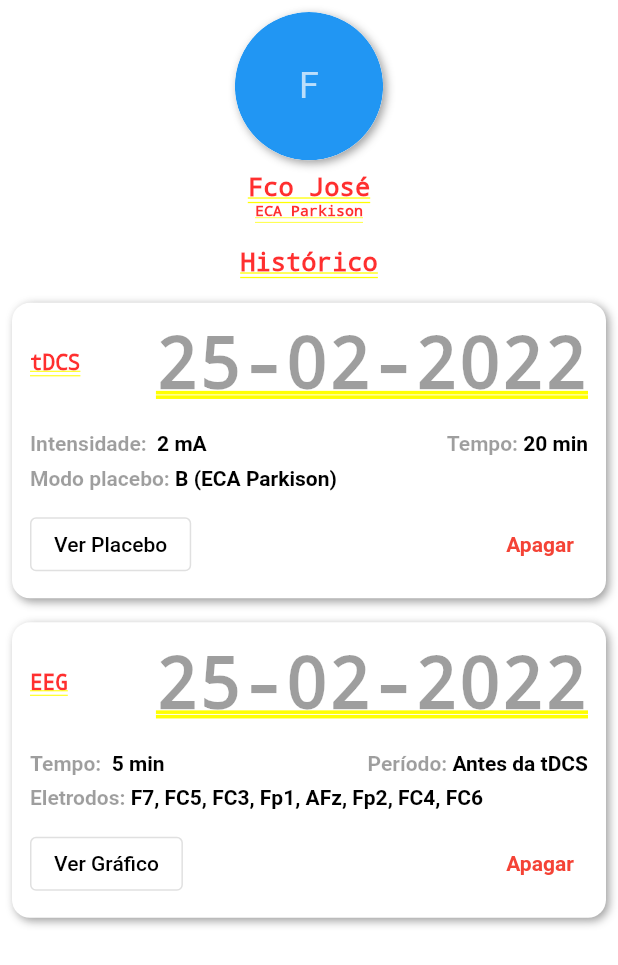
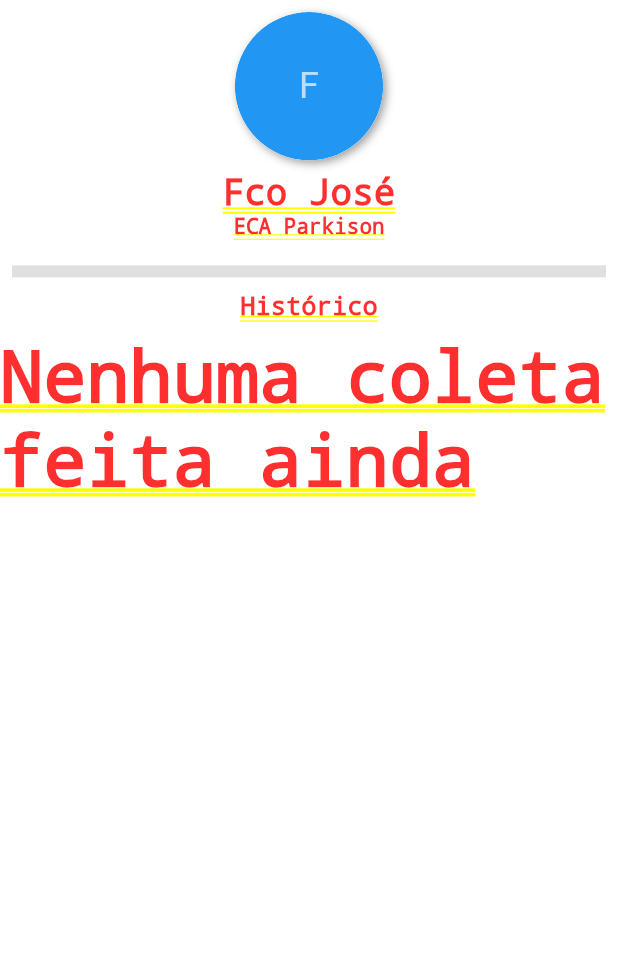
Before and after one commit to nestorufpe/OpentDCS-Mobile, a Flutter app: the SamplePage screen opened directly, after a tap on an icon or button, on a phone screen of 412 x 824 dp. Shown: the top 965 px of the screen. Run offline on Flutter 3.47's test engine with Material 2 defaults, Android fonts, the phone set to English and light mode, and no system bars; drawn by our look-alikes of flutter_neumorphic; our stand-ins replace adaptive_dialog, fancy_bottom_navigation, flutter_easyloading, get, get_storage, material_design_icons_flutter and 1 more; missing offline and left inert: direct_select_flutter, flutter_radar_chart, pausable_timer; accounts and stored records are empty.

Commit message:
add profile ok

```diff
--- /dev/null
+++ b/lib/controller/ceeg.dart
@@ -0,0 +1,19 @@
+import 'package:get/get.dart';
+import 'package:get/state_manager.dart';
+
+import '../screens/profile.dart';
+
+class ControllerEeg extends GetxController {
+  var cardsinfo = [].obs;
+
+  static ControllerEeg get to => Get.find<ControllerEeg>();
+
+  @override
+  void onInit() {
+    super.onInit();
+  }
+
+  setEeg(CardsProfile ls) {
+    cardsinfo.value.add(ls);
+  }
+}
--- a/lib/screens/addsamplepage.dart
+++ b/lib/screens/addsamplepage.dart
@@ -6,7 +6,7 @@ class AddSample extends StatelessWidget {
   @override
   Widget build(BuildContext context) {
     return Scaffold(
-      appBar: AppBar(title: Text("Adicionar amostra")),
+      appBar: AppBar(title: Text("Adicionar nova amostra")),
       body: Neumorphic(
         padding: EdgeInsets.all(8),
         margin: EdgeInsets.all(8),
--- a/lib/screens/eegpage.dart
+++ b/lib/screens/eegpage.dart
@@ -108,7 +108,7 @@ class _EEGPageState extends State<EEGPage> {
           ),
           //GridView com os canais/loading/radar chart
           Expanded(
-            flex: 1,
+            flex: 2,
             child: GridView.count(
               crossAxisCount: 3,
               childAspectRatio: (2 / 1),
--- a/lib/screens/profile.dart
+++ b/lib/screens/profile.dart
@@ -1,7 +1,10 @@
 import 'package:adaptive_dialog/adaptive_dialog.dart';
 import 'package:flutter_neumorphic/flutter_neumorphic.dart';
 import 'package:get/get.dart';
+import 'package:opentdcsapp/controller/ceeg.dart';
 import 'package:opentdcsapp/screens/eegresults.dart';
+
+final ce = Get.put(ControllerEeg());
 
 class ProfileSample extends StatefulWidget {
   final String name;
@@ -19,22 +22,22 @@ class _ProfileSampleState extends State<ProfileSample> {
   List<CardsProfile> cardsInfo = [
     CardsProfile(
       trial: "tDCS",
-      intensity: "Intensidade:  ",
-      intensityValue: "2 mA",
+      type: "Intensidade:  ",
+      typeValue: "2 mA",
       time: "Tempo: ",
       timeValue: "20 min",
-      sham: "Modo placebo: ",
-      shamValue: "B (ECA Parkison)",
+      shamElectrodes: "Modo placebo: ",
+      shamElectrodesValue: "B (ECA Parkison)",
       textBtn: "Ver Placebo",
     ),
     CardsProfile(
       trial: "EEG",
-      intensity: "Tempo:  ",
-      intensityValue: "5 min",
+      type: "Tempo:  ",
+      typeValue: "5 min",
       time: "Período: ",
       timeValue: "Antes da tDCS",
-      sham: "Eletrodos: ",
-      shamValue: "F7, FC5, FC3, Fp1, AFz, Fp2, FC4, FC6",
+      shamElectrodes: "Eletrodos: ",
+      shamElectrodesValue: "F7, FC5, FC3, Fp1, AFz, Fp2, FC4, FC6",
       textBtn: "Ver Gráfico",
     )
   ];
@@ -64,14 +67,24 @@ class _ProfileSampleState extends State<ProfileSample> {
             ),
             Text(
               name,
-              style: TextStyle(fontSize: 17),
+              style: TextStyle(fontSize: 24),
             ),
             Text(
               "ECA Parkison",
-              style: TextStyle(fontSize: 10),
+              style: TextStyle(fontSize: 14),
             ),
             SizedBox(
               height: 18,
+            ),
+            Divider(
+              height: 8,
+              color: Colors.black12,
+              thickness: 8,
+              indent: 8,
+              endIndent: 8,
+            ),
+            SizedBox(
+              height: 9,
             ),
             Text(
               "Histórico",
@@ -81,14 +94,16 @@ class _ProfileSampleState extends State<ProfileSample> {
             SizedBox(
               height: 9,
             ),
-            SizedBox(
-              height: MediaQuery.of(context).size.height * 0.6,
-              child: ListView.builder(
-                  itemCount: cardsInfo.length,
-                  itemBuilder: (context, index) {
-                    return cardsInfo[index];
-                  }),
-            )
+            Obx(() => SizedBox(
+                  height: MediaQuery.of(context).size.height * 0.6,
+                  child: ce.cardsinfo.isEmpty
+                      ? Text("Nenhuma coleta feita ainda")
+                      : ListView.builder(
+                          itemCount: ce.cardsinfo.length,
+                          itemBuilder: (context, index) {
+                            return ce.cardsinfo[index];
+                          }),
+                ))
           ],
         ),
       ),
@@ -98,23 +113,23 @@ class _ProfileSampleState extends State<ProfileSample> {
 
 class CardsProfile extends StatelessWidget {
   final String trial;
-  final String intensity;
-  final String intensityValue;
+  final String type;
+  final String typeValue;
   final String time;
   final String timeValue;
-  final String sham;
-  final String shamValue;
+  final String shamElectrodes;
+  final String shamElectrodesValue;
   final String textBtn;
 
   const CardsProfile(
       {Key? key,
       required this.trial,
-      required this.intensity,
-      required this.intensityValue,
+      required this.type,
+      required this.typeValue,
       required this.time,
       required this.timeValue,
-      required this.sham,
-      required this.shamValue,
+      required this.shamElectrodes,
+      required this.shamElectrodesValue,
       required this.textBtn})
       : super(key: key);
 
@@ -148,14 +163,16 @@ class CardsProfile extends StatelessWidget {
                     RichText(
                       text: TextSpan(children: [
                         TextSpan(
-                            text: intensity,
+                            text: type,
                             style: TextStyle(
                                 fontWeight: FontWeight.bold,
                                 color: Colors.black38)),
                         TextSpan(
-                            text: intensityValue,
+                            text: typeValue,
                             style: TextStyle(
-                                fontWeight: FontWeight.bold, fontSize: 14, color: Colors.black))
+                                fontWeight: FontWeight.bold,
+                                fontSize: 14,
+                                color: Colors.black))
                       ]),
                     ),
                     RichText(
@@ -168,7 +185,9 @@ class CardsProfile extends StatelessWidget {
                         TextSpan(
                             text: timeValue,
                             style: TextStyle(
-                                fontWeight: FontWeight.bold, fontSize: 14,color: Colors.black))
+                                fontWeight: FontWeight.bold,
+                                fontSize: 14,
+                                color: Colors.black))
                       ]),
                     ),
                   ],
@@ -182,14 +201,16 @@ class CardsProfile extends StatelessWidget {
                     RichText(
                       text: TextSpan(children: [
                         TextSpan(
-                            text: sham,
+                            text: shamElectrodes,
                             style: TextStyle(
                                 fontWeight: FontWeight.bold,
                                 color: Colors.black38)),
                         TextSpan(
-                            text: shamValue,
+                            text: shamElectrodesValue,
                             style: TextStyle(
-                                fontWeight: FontWeight.bold, fontSize: 14,color: Colors.black))
+                                fontWeight: FontWeight.bold,
+                                fontSize: 14,
+                                color: Colors.black))
                       ]),
                     ),
                   ],
@@ -202,22 +223,24 @@ class CardsProfile extends StatelessWidget {
                   children: [
                     OutlinedButton(
                       onPressed: () async {
-                        if (trial=="tDCS") {
+                        if (trial == "tDCS") {
                           final result = await showOkAlertDialog(
                             context: context,
                             title: "Modo Placebo",
                             message: "A: Sham\nB: Ativo",
-
-                            );
+                          );
                         } else {
-                          Get.to(EegResults(visible: false,));
+                          Get.to(EegResults(
+                            visible: false,
+                          ));
                         }
-
                       },
                       child: Text(textBtn),
                     ),
                     TextButton(
-                        onPressed: () {},
+                        onPressed: () {
+                          ce.cardsinfo.removeLast();
+                        },
                         child: Text(
                           "Apagar",
                           style: TextStyle(
--- a/lib/screens/samplepage.dart
+++ b/lib/screens/samplepage.dart
@@ -1,6 +1,9 @@
 import 'package:flutter/material.dart';
 import 'package:get/get.dart';
+import 'package:opentdcsapp/controller/ctdcs.dart';
 import 'package:opentdcsapp/screens/profile.dart';
+
+final c = Get.put(ControllerTdcs.to);
 
 class SamplePage extends StatefulWidget {
   const SamplePage({Key? key}) : super(key: key);
@@ -68,7 +71,7 @@ class _SamplePageState extends State<SamplePage> {
                           height: 150,
                         ),
                         Text(
-                          "Nenhuma pessoa cadastrada",
+                          "Nenhuma amostra cadastrada",
                           style: TextStyle(
                               fontWeight: FontWeight.bold, fontSize: 18),
                         ),
@@ -107,6 +110,13 @@ class _SamplePageState extends State<SamplePage> {
                                     ),
                                     subtitle:
                                         Text('${contacts[index].protolSample}'),
+                                    trailing: TextButton(
+                                      child: Text("Selecionar"),
+                                      onPressed: () {
+                                        c.setSampleName(
+                                            '${contacts[index].name}');
+                                      },
+                                    ),
                                     leading: CircleAvatar(
                                         backgroundColor: Colors.blue,
                                         child: Text(
@@ -126,7 +136,9 @@ class _SamplePageState extends State<SamplePage> {
 void _onTapItem(BuildContext context, Contact post) {
   // Scaffold.of(context).showSnackBar(
   //     new SnackBar(content: new Text("Tap on " + ' - ' + post.name)));
-  Get.to(ProfileSample(name: post.name,));
+  Get.to(ProfileSample(
+    name: post.name,
+  ));
 }
 
 class Contact {
```
Also changed, not shown: lib/screens/eegresults.dart (+15 -0 lines), lib/ui/widgets.dart (+31 -5 lines).
